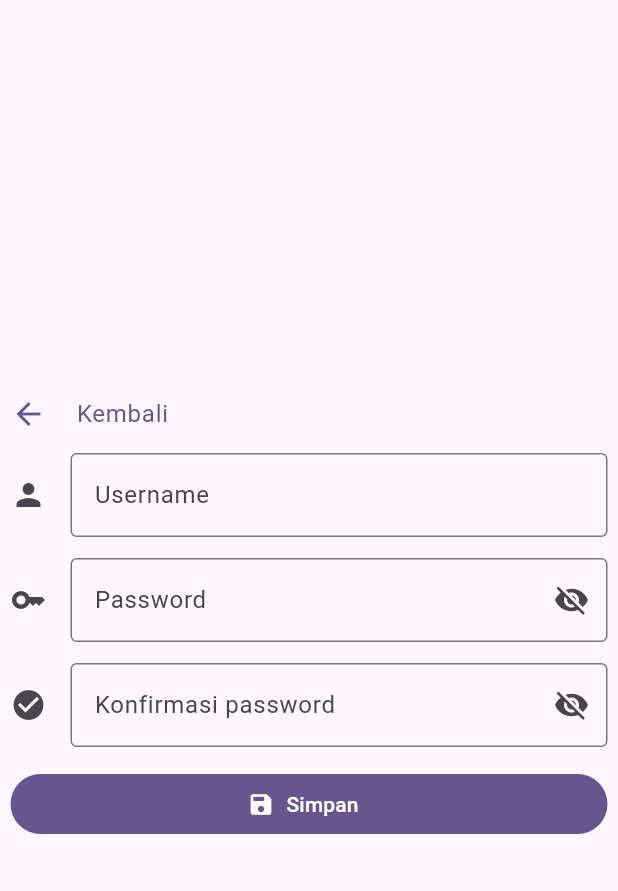
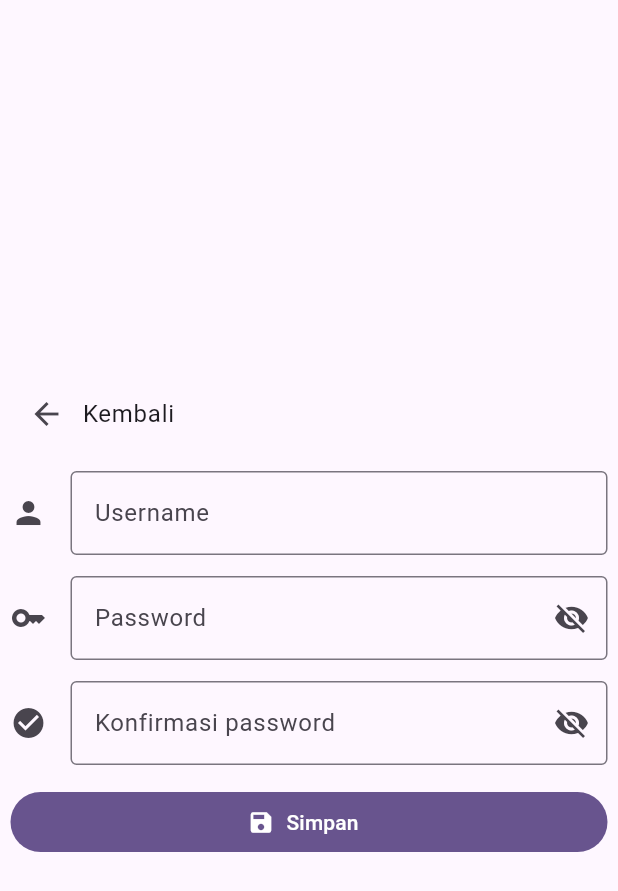
Before and after one commit to stnDinus/uts_ppb, a Flutter app: the HalamanEditProfile screen opened directly with empty values, on a phone screen of 412 x 824 dp. Shown: the top 891 px of the screen. Run offline on Flutter 3.47's test engine with Material 2 defaults, Android fonts, the phone set to English and light mode, and no system bars; our stand-ins replace shared_preferences; accounts and stored records are empty.

Commit message:
feat: back button

```diff
--- a/lib/halaman_edit_profile.dart
+++ b/lib/halaman_edit_profile.dart
@@ -119,25 +119,11 @@ class _HalamanEditProfileState extends State<HalamanEditProfile> {
                   mainAxisAlignment: MainAxisAlignment.center,
                   crossAxisAlignment: CrossAxisAlignment.start,
                   children: [
-                    GestureDetector(
-                      onTap: () {
-                        Navigator.pop(context);
-                      },
-                      child: Row(children: [
-                        Icon(
-                          Icons.arrow_back,
-                          color: Theme.of(context).colorScheme.primary,
-                        ),
-                        const SizedBox(
-                          width: 20,
-                        ),
-                        Text(
-                          "Kembali",
-                          style: Theme.of(context).textTheme.bodyLarge?.apply(
-                              color: Theme.of(context).colorScheme.primary),
-                        )
-                      ]),
-                    ),
+                    Row(children: [
+                      const BackButton(),
+                      Text("Kembali",
+                          style: Theme.of(context).textTheme.bodyLarge)
+                    ]),
                     const SizedBox(height: 14),
                     TextField(
                       controller: usernameController,
```
Also changed, not shown: lib/halaman_dashboard.dart (+9 -1 lines), lib/halaman_login.dart (+5 -19 lines), lib/halaman_registrasi.dart (+5 -19 lines).
